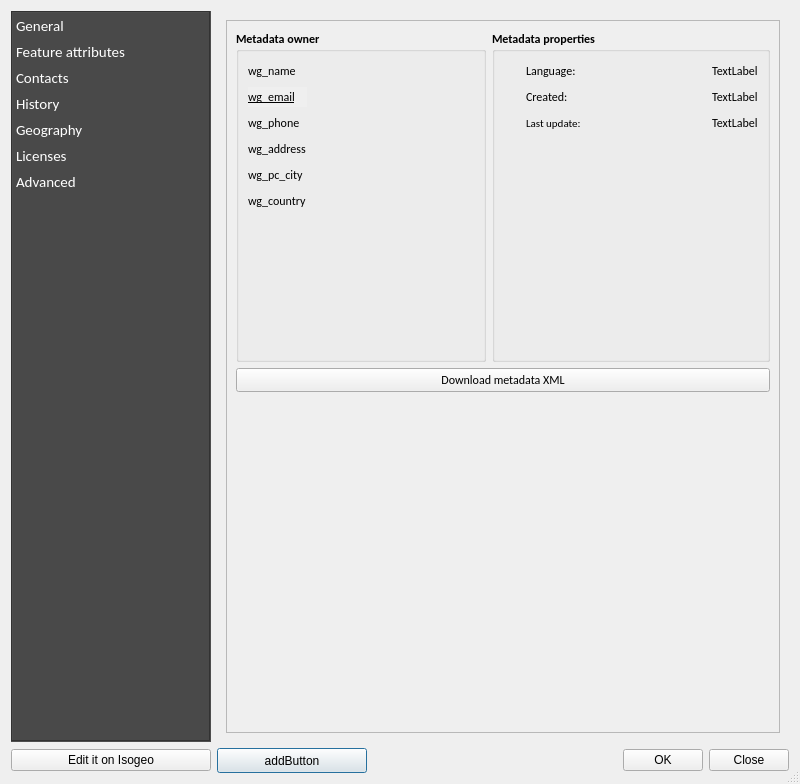
The window that ui/metadata/ui_md_details.ui (isogeo/isogeo-plugin-qgis) describes before a commit, drawn with Qt 5.
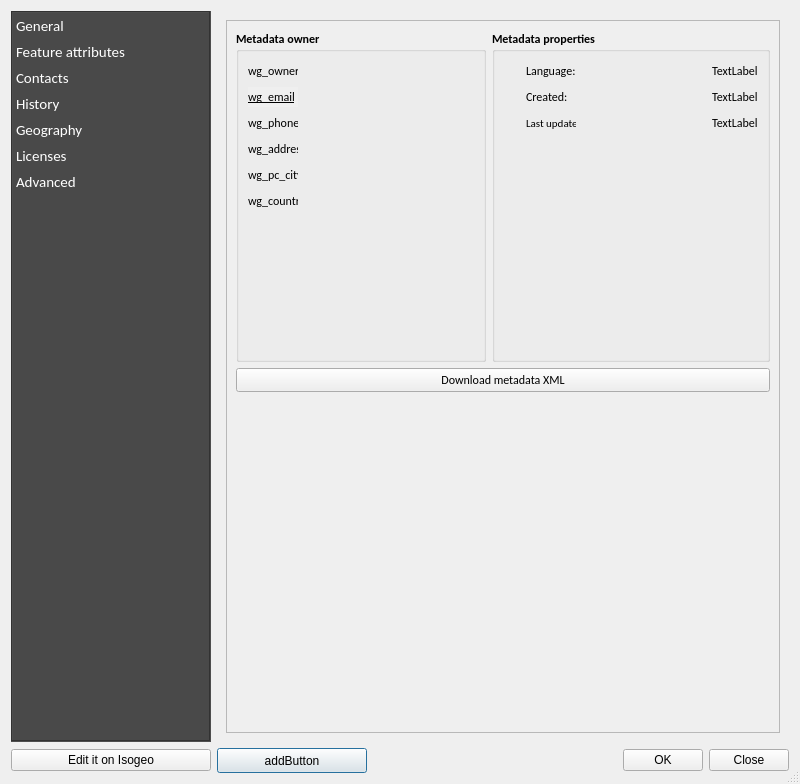
The same window after the commit. The open tabs and pages were chosen to show the change. Icons and pictures are not drawn. Custom widgets are drawn as their Qt base class.

What changed in the file:
```diff
--- a/ui/metadata/ui_md_details.ui
+++ b/ui/metadata/ui_md_details.ui
@@ -2399,8 +2399,8 @@
              <rect>
               <x>0</x>
               <y>0</y>
-              <width>529</width>
-              <height>215</height>
+              <width>545</width>
+              <height>699</height>
              </rect>
             </property>
             <layout class="QGridLayout" name="gridLayout_3">
@@ -2476,6 +2476,12 @@
                 </item>
                 <item column="0" row="1">
                  <widget class="QLabel" name="val_owner_email">
+                  <property name="maximumSize">
+                   <size>
+                    <width>50</width>
+                    <height>16777215</height>
+                   </size>
+                  </property>
                   <property name="font">
                    <font>
                     <weight>50</weight>
@@ -2496,6 +2502,12 @@
                 </item>
                 <item column="0" row="3">
                  <widget class="QLabel" name="val_owner_address">
+                  <property name="maximumSize">
+                   <size>
+                    <width>50</width>
+                    <height>16777215</height>
+                   </size>
+                  </property>
                   <property name="font">
                    <font>
                     <weight>50</weight>
@@ -2509,6 +2521,12 @@
                 </item>
                 <item column="0" row="2">
                  <widget class="QLabel" name="val_owner_phone">
+                  <property name="maximumSize">
+                   <size>
+                    <width>50</width>
+                    <height>16777215</height>
+                   </size>
+                  </property>
                   <property name="font">
                    <font>
                     <weight>50</weight>
@@ -2535,6 +2553,12 @@
                 </item>
                 <item column="0" row="4">
                  <widget class="QLabel" name="val_owner_city">
+                  <property name="maximumSize">
+                   <size>
+                    <width>50</width>
+                    <height>16777215</height>
+                   </size>
+                  </property>
                   <property name="font">
                    <font>
                     <weight>50</weight>
@@ -2561,6 +2585,12 @@
                 </item>
                 <item column="0" row="5">
                  <widget class="QLabel" name="val_owner_country">
+                  <property name="maximumSize">
+                   <size>
+                    <width>50</width>
+                    <height>16777215</height>
+                   </size>
+                  </property>
                   <property name="font">
                    <font>
                     <weight>50</weight>
@@ -2613,6 +2643,18 @@
                 </item>
                 <item column="0" row="0">
                  <widget class="QLabel" name="val_owner_name">
+                  <property name="minimumSize">
+                   <size>
+                    <width>16</width>
+                    <height>16</height>
+                   </size>
+                  </property>
+                  <property name="maximumSize">
+                   <size>
+                    <width>50</width>
+                    <height>16</height>
+                   </size>
+                  </property>
                   <property name="font">
                    <font>
                     <weight>50</weight>
@@ -2620,7 +2662,10 @@
                    </font>
                   </property>
                   <property name="text">
-                   <string>wg_name</string>
+                   <string>wg_owner</string>
+                  </property>
+                  <property name="scaledContents">
+                   <bool>true</bool>
                   </property>
                  </widget>
                 </item>
@@ -2668,7 +2713,7 @@
                  <widget class="QLabel" name="lbl_md_date_update">
                   <property name="maximumSize">
                    <size>
-                    <width>200</width>
+                    <width>50</width>
                     <height>32</height>
                    </size>
                   </property>
@@ -2723,6 +2768,12 @@
                 </item>
                 <item column="1" row="0">
                  <widget class="QLabel" name="lbl_md_lang">
+                  <property name="maximumSize">
+                   <size>
+                    <width>50</width>
+                    <height>16777215</height>
+                   </size>
+                  </property>
                   <property name="font">
                    <font>
                     <weight>50</weight>
@@ -2863,6 +2914,12 @@
                 </item>
                 <item column="1" row="1">
                  <widget class="QLabel" name="lbl_md_date_crea">
+                  <property name="maximumSize">
+                   <size>
+                    <width>50</width>
+                    <height>16777215</height>
+                   </size>
+                  </property>
                   <property name="font">
                    <font>
                     <weight>50</weight>
```
Left out of the diff: 47 changed lines with no effect on the pictures.
